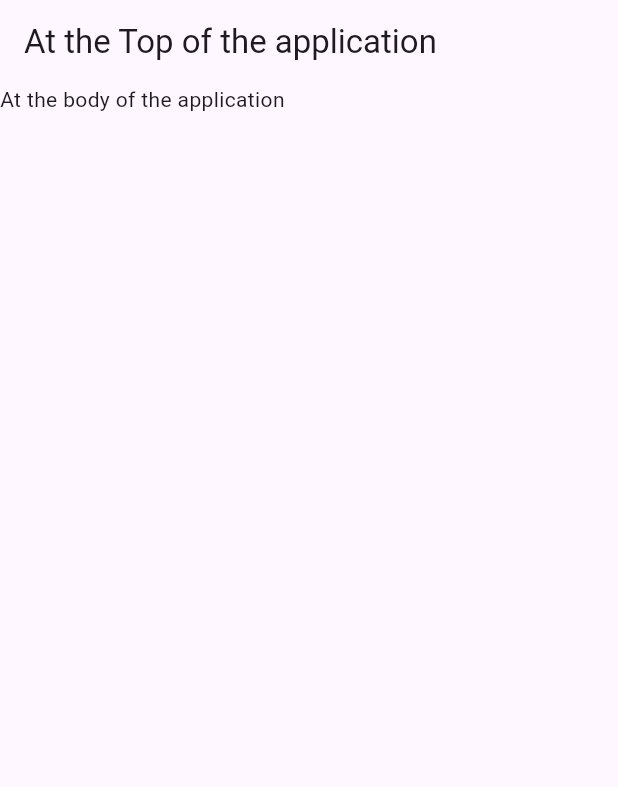
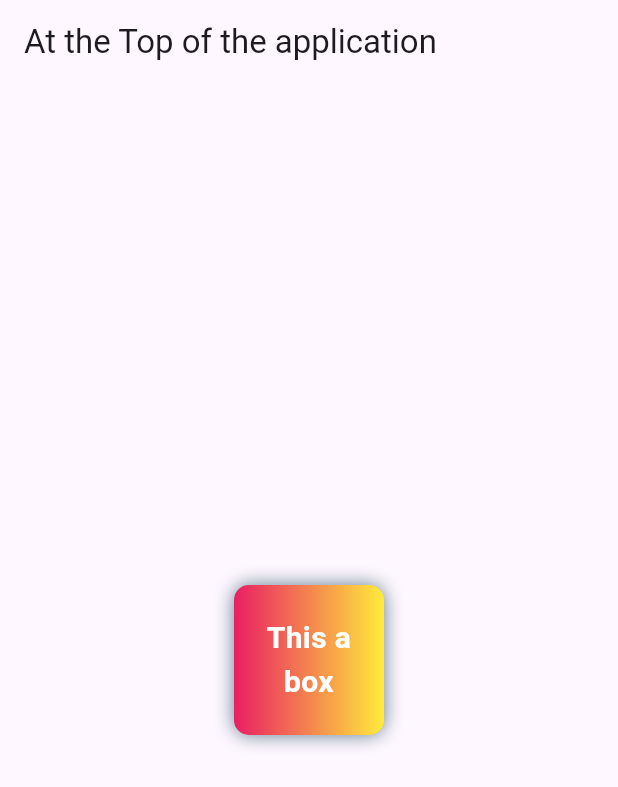
Before and after one commit to NirajXtha/Flutter, a Flutter app: the screen it shows after launch, on a phone screen of 412 x 824 dp. Shown: the top 787 px of the screen. Run offline on Flutter 3.47's test engine with Material 3 defaults, Android fonts, the phone set to English and light mode, and no system bars.

Commit message:
padding, textalign, decorations, boxshadows, text style

```diff
--- a/lib/main.dart
+++ b/lib/main.dart
@@ -23,8 +23,32 @@ class HomePage extends StatelessWidget {
       appBar: AppBar(
         title: Text("At the Top of the application"),
       ),
-      body: Container(
-        child: Text("At the body of the application"),
+      body: Center(
+        child: Container(
+          padding: const EdgeInsets.all(8.0),
+          width: 100,
+          height: 100,
+          alignment: Alignment.center,
+          decoration: BoxDecoration(
+            color: Colors.purple,
+            borderRadius: BorderRadius.circular(10),
+            gradient: LinearGradient(colors: [Colors.pink, Colors.yellow]),
+            boxShadow: [
+              BoxShadow(
+                color: Colors.blueGrey,
+                blurRadius: 10,
+              )
+            ]
+          ),
+          child: Text("This a box",
+          textAlign: TextAlign.center,
+            style: TextStyle(
+              fontSize: 20,
+              fontWeight: FontWeight.bold,
+              color: Colors.white,
+
+            ),),
+        ),
       ),
     );
   }
```
